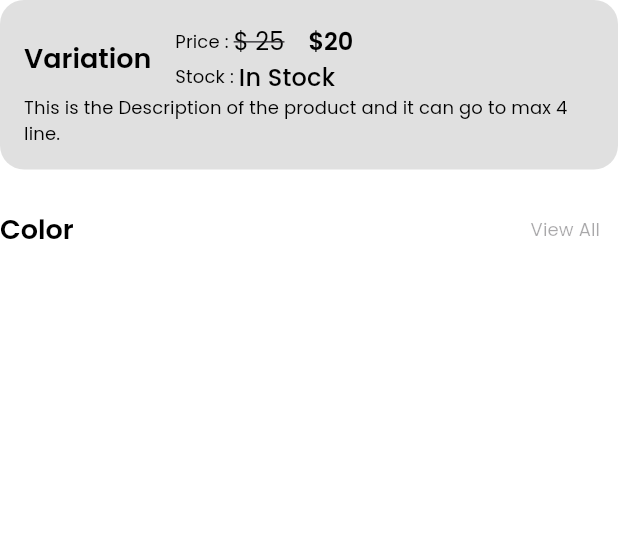
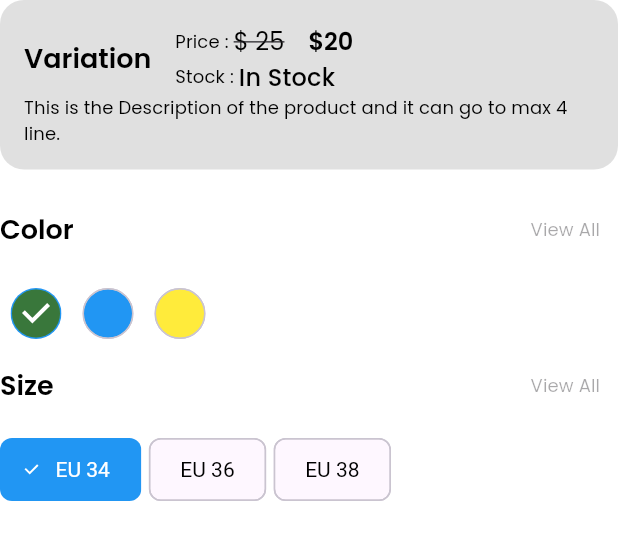
Before and after one commit to Rohan-Prajapati-2000/shopping_app, a Flutter app: the SProductsAttributes widget shown alone on an empty page, opened directly, on a phone screen of 412 x 824 dp. Shown: the top 540 px of the screen. Run offline on Flutter 3.47's test engine with Material 3 defaults, Android fonts, the phone set to English and light mode, and no system bars; our stand-ins replace carousel_slider, get, get_storage, iconsax, logger, smooth_page_indicator; accounts and stored records are empty.

Commit message:
Edited in ProductAttributes class

```diff
--- a/lib/common/widgets/chips/choice_chips.dart
+++ b/lib/common/widgets/chips/choice_chips.dart
@@ -1,5 +1,7 @@
 import 'package:flutter/material.dart';
+import 'package:shoping_app/common/widgets/custom_shape/containers/circular_container.dart';
 import 'package:shoping_app/utils/constants/colors.dart';
+import 'package:shoping_app/utils/helpers/helper_functions.dart';
 
 class SChoiceChip extends StatelessWidget {
   const SChoiceChip({
@@ -15,11 +17,18 @@ class SChoiceChip extends StatelessWidget {
 
   @override
   Widget build(BuildContext context) {
+    final isColor = SHelperFunctions.getColor(text) != null;
     return ChoiceChip(
-      label: Text(text),
+      label: isColor ? SizedBox() : Text(text),
       selected: selected,
       onSelected: onSelected,
       labelStyle: TextStyle(color: selected ? SColors.white : null),
+      avatar: isColor ? SRoundedContainer(width: 50, height: 50, backgroundColor: SHelperFunctions.getColor(text)!) : null,
+      labelPadding: isColor ? EdgeInsets.all(0) : null,
+      /// Make icon in center
+      padding: isColor ? EdgeInsets.all(0) : null,
+      shape: isColor ? CircleBorder() : null,
+      backgroundColor: isColor ? SHelperFunctions.getColor(text)! : null,
     );
   }
 }
--- a/lib/features/shop/screens/product_details/product_details.dart
+++ b/lib/features/shop/screens/product_details/product_details.dart
@@ -33,6 +33,7 @@ class ProductDetailsScreen extends StatelessWidget {
                   /// - Attributes
                   SProductsAttributes(),
                   /// - Checkout Button
+
                   /// - Description
                   /// - Reviews
                 ],
--- a/lib/features/shop/screens/product_details/widgets/product_attributes.dart
+++ b/lib/features/shop/screens/product_details/widgets/product_attributes.dart
@@ -73,12 +73,36 @@ class SProductsAttributes extends StatelessWidget {
 
         /// Attributes
         Column(
+          crossAxisAlignment: CrossAxisAlignment.start,
           children: [
             SSectionHeading(title: "Color"),
             SizedBox(height: SSizes.spaceBtwItems / 2),
-            // SChoiceChip()
+            Wrap(
+              children: [
+                SChoiceChip(text: 'Green', selected: true, onSelected: (value){}),
+                SChoiceChip(text: 'Blue', selected: false, onSelected: (value){}),
+                SChoiceChip(text: 'Yellow', selected: false, onSelected: (value){}),
+              ],
+            )
           ],
-        )
+        ),
+
+        Column(
+          crossAxisAlignment: CrossAxisAlignment.start,
+          children: [
+            SSectionHeading(title: "Size"),
+            SizedBox(height: SSizes.spaceBtwItems / 2),
+            Wrap(
+              spacing: 5,
+              children: [
+                SChoiceChip(text: 'EU 34', selected: true, onSelected: (value){}),
+                SChoiceChip(text: 'EU 36', selected: false, onSelected: (value){}),
+                SChoiceChip(text: 'EU 38', selected: false, onSelected: (value){}),
+              ]
+            )
+          ],
+        ),
+
       ],
     );
   }
```
